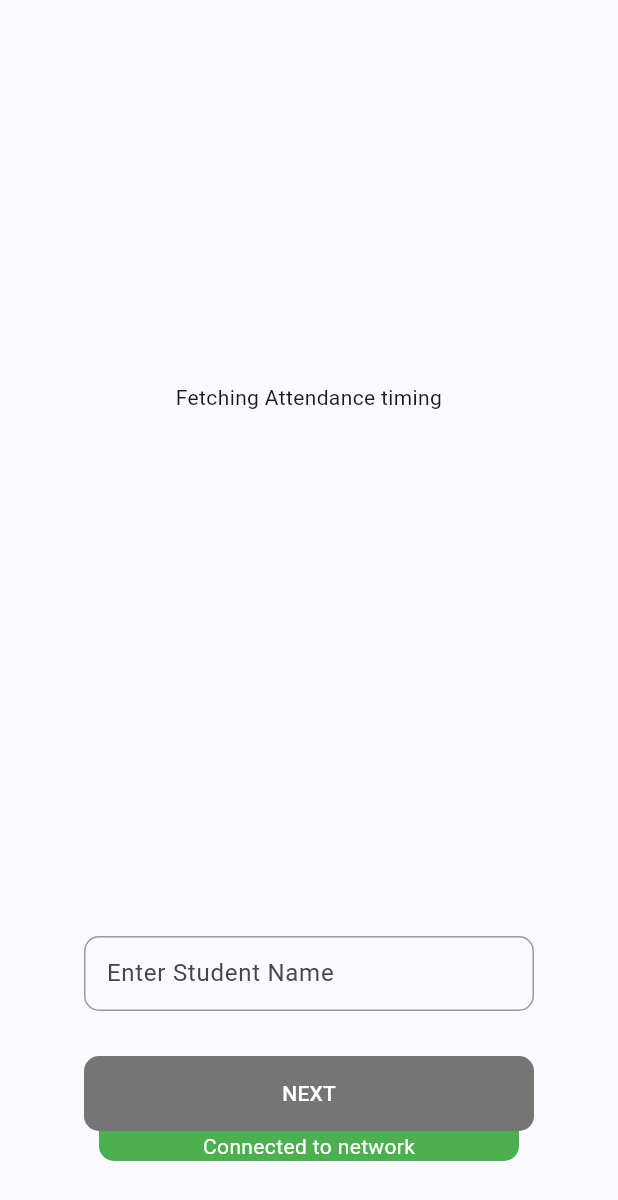
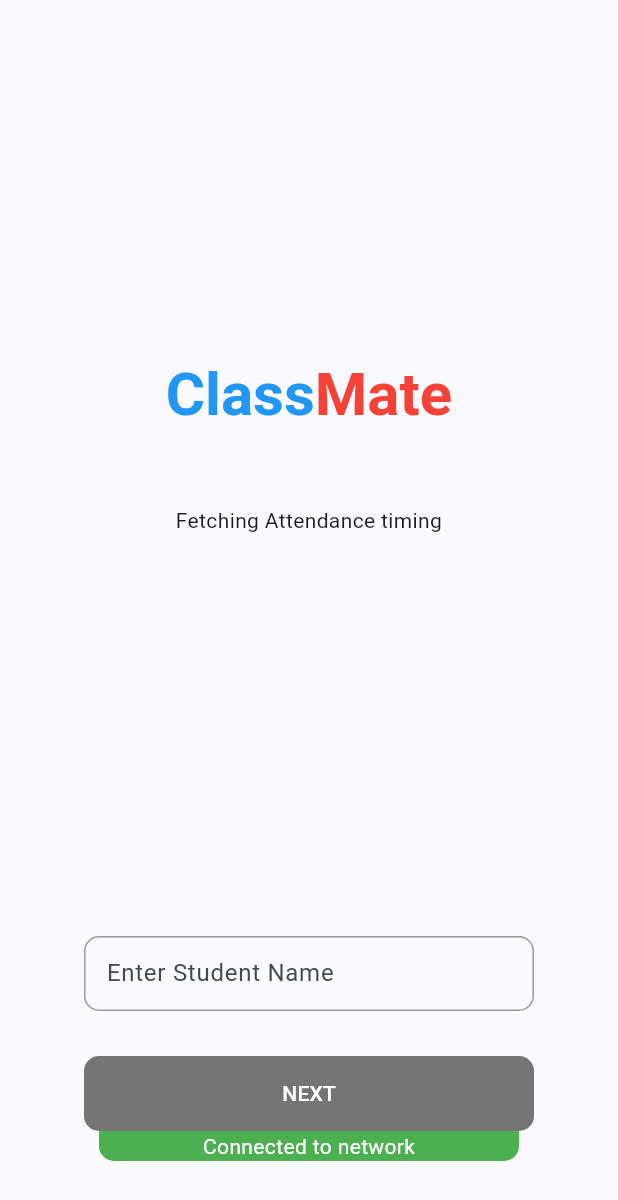
Before and after one commit to gags-21/class-mate, a Flutter app: the screen it shows after launch, on a phone screen of 412 x 824 dp. Shown: the top 1200 px of the screen. Run offline on Flutter 3.47's test engine with Material 3 defaults, Android fonts, the phone set to English and light mode, and no system bars; our stand-ins replace geolocator, image_picker, internet_connection_checker, shared_preferences; missing offline and left inert: workmanager; network calls fail.

Commit message:
UI fixes | name added

```diff
--- a/lib/screens/home.dart
+++ b/lib/screens/home.dart
@@ -214,7 +214,7 @@ class _AttendancePageState extends State<AttendancePage> {
                                 ),
                               ),
                               child: const Text(
-                                'Upload',
+                                'Mark Attendance',
                                 style: TextStyle(color: Colors.white),
                               ),
                             ),
--- a/lib/screens/student_selection.dart
+++ b/lib/screens/student_selection.dart
@@ -62,14 +62,38 @@ class _StudentSelectPageState extends State<StudentSelectPage> {
 
   @override
   Widget build(BuildContext context) {
+    final size = MediaQuery.of(context).size;
     return Scaffold(
-      appBar: AppBar(),
+      // appBar: AppBar(),
       body: Center(
         child: Consumer<ValidationsProvider>(builder: (context, status, _) {
-          return Column(
+          return SingleChildScrollView(
+            child: SizedBox(
+              height: size.height,
+              child: Column(
                 crossAxisAlignment: CrossAxisAlignment.center,
                 mainAxisAlignment: MainAxisAlignment.end,
                 children: [
+                  RichText(
+                    text: const TextSpan(
+                        children: [
+                          TextSpan(
+                            text: 'Class',
+                            style: TextStyle(color: Colors.blue),
+                          ),
+                          TextSpan(
+                            text: 'Mate',
+                            style: TextStyle(color: Colors.red),
+                          ),
+                        ],
+                        style: TextStyle(
+                          fontSize: 40,
+                          fontWeight: FontWeight.bold,
+                        )),
+                  ),
+                  const SizedBox(
+                    height: 50,
+                  ),
                   Text(
                     isDataLoading
                         ? "Fetching Attendance timing"
@@ -79,7 +103,9 @@ class _StudentSelectPageState extends State<StudentSelectPage> {
                     textAlign: TextAlign.center,
                   ),
                   // Text(sharedPrefs.funcFeedback),
-              const Spacer(),
+                  SizedBox(
+                    height: size.height * .3,
+                  ),
                   isDataLoading
                       ? const SizedBox()
                       : status.isInTime
@@ -107,8 +133,8 @@ class _StudentSelectPageState extends State<StudentSelectPage> {
                     height: 50,
                     width: 300,
                     child: Autocomplete(
-                  fieldViewBuilder: (context, textEditingController, focusNode,
-                      onFieldSubmitted) {
+                      fieldViewBuilder: (context, textEditingController,
+                          focusNode, onFieldSubmitted) {
                         textEditingController.addListener(() {
                           validName = status.students.any((s) {
                             if (s.name == textEditingController.text) {
@@ -124,8 +150,9 @@ class _StudentSelectPageState extends State<StudentSelectPage> {
                           decoration: BoxDecoration(
                             borderRadius: BorderRadius.circular(10.0),
                             border: Border.all(
-                            color:
-                                validName ? Colors.black38 : Colors.redAccent),
+                                color: validName
+                                    ? Colors.black38
+                                    : Colors.redAccent),
                           ),
                           child: TextField(
                             controller: textEditingController,
@@ -161,8 +188,7 @@ class _StudentSelectPageState extends State<StudentSelectPage> {
                   ),
 
                   // next btn with internet indicator
-              Flexible(
-                child: Padding(
+                  Padding(
                     padding: const EdgeInsets.all(30),
                     child: Stack(
                       fit: StackFit.loose,
@@ -175,7 +201,8 @@ class _StudentSelectPageState extends State<StudentSelectPage> {
                             height: 30,
                             padding: const EdgeInsets.only(top: 10),
                             decoration: BoxDecoration(
-                            color: status.isInternet ? Colors.green : Colors.red,
+                              color:
+                                  status.isInternet ? Colors.green : Colors.red,
                               borderRadius: const BorderRadius.only(
                                 bottomLeft: Radius.circular(10.0),
                                 bottomRight: Radius.circular(10.0),
@@ -237,11 +264,12 @@ class _StudentSelectPageState extends State<StudentSelectPage> {
                       ],
                     ),
                   ),
-              ),
                   const SizedBox(
                     height: 20,
                   )
                 ],
+              ),
+            ),
           );
         }),
       ),
```
Lines whose indentation alone changed are shown as unchanged.
